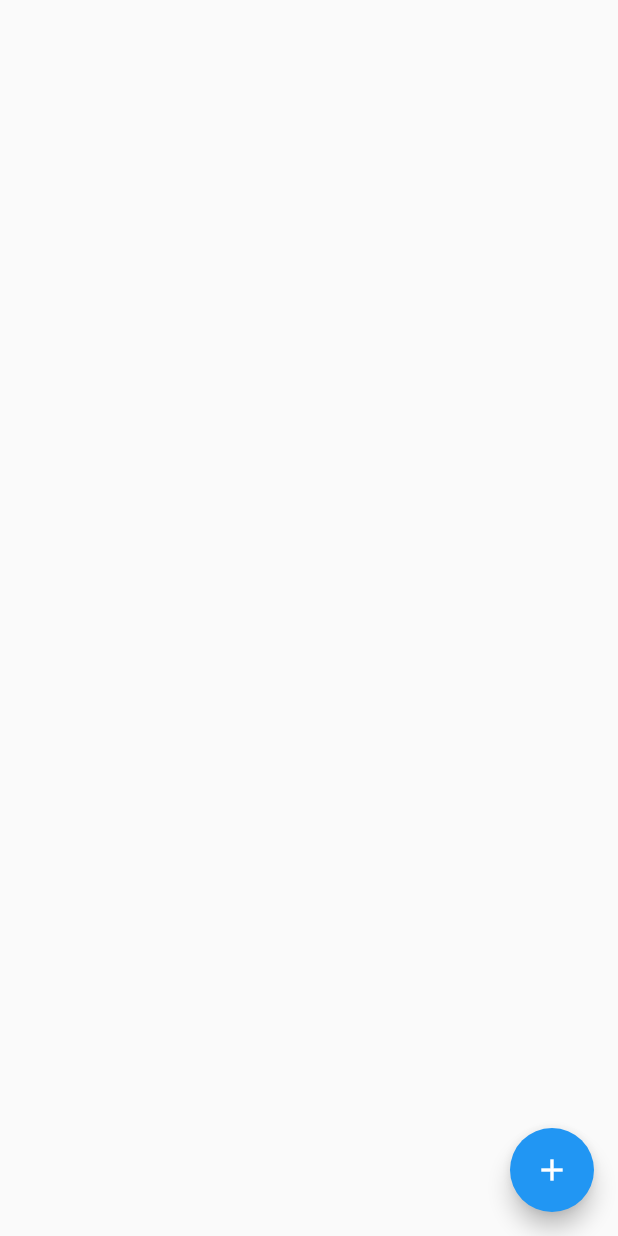
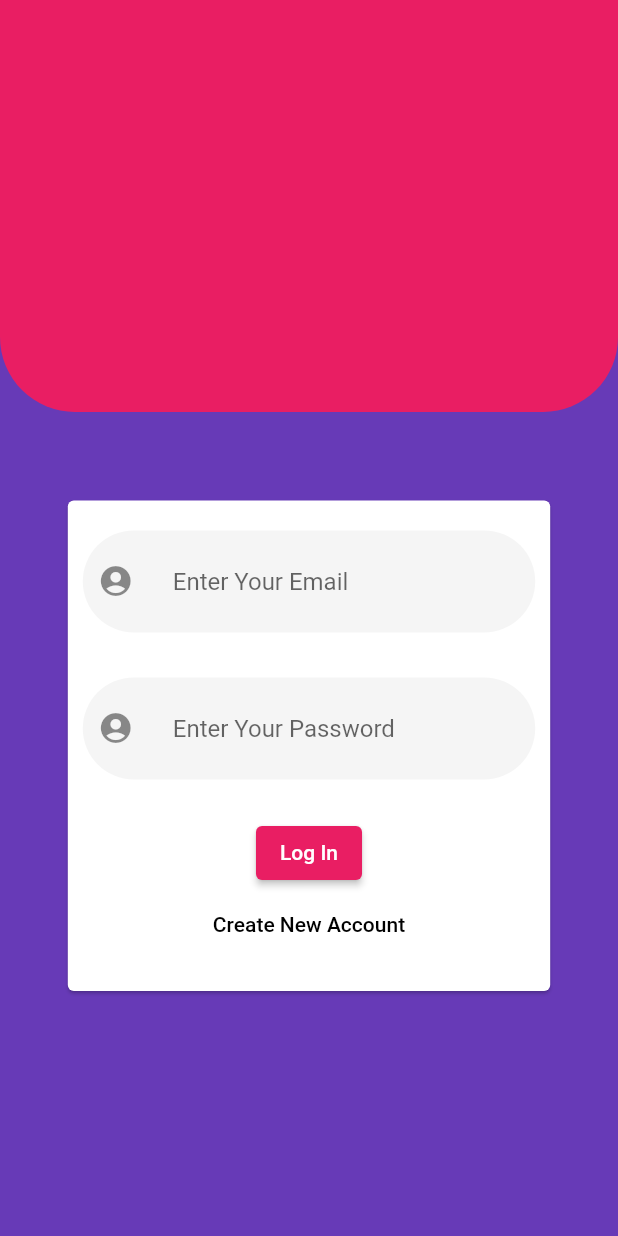
Before and after one commit to udscrick/chatterbox_flutter, a Flutter app: the screen it shows after launch, on a phone screen of 412 x 824 dp. Run offline on Flutter 3.47's test engine with Material 2 defaults, Android fonts, the phone set to English and light mode, and no system bars; our stand-ins replace cloud_firestore; accounts and stored records are empty.

Commit message:
Auth Screen Added

```diff
--- a/lib/main.dart
+++ b/lib/main.dart
@@ -1,3 +1,5 @@
+
+import 'package:flutter_complete_guide/screens/auth_screen.dart';
 
 import './screens/chat_screen.dart';
 import 'package:flutter/material.dart';
@@ -17,9 +19,17 @@ class MyApp extends StatelessWidget {
       title: 'Chatterbox',
       debugShowCheckedModeBanner: false,
       theme: ThemeData(
-        primarySwatch: Colors.blue,
+        primarySwatch: Colors.pink,
+        accentColor: Colors.deepPurple,
+        backgroundColor: Colors.pink,
+        accentColorBrightness: Brightness.dark,
+        buttonTheme: ButtonTheme.of(context).copyWith(
+          buttonColor: Colors.pink,
+          textTheme: ButtonTextTheme.primary,
+          shape: RoundedRectangleBorder(borderRadius: BorderRadius.circular(20))
+        )
       ),
-      home: ChatScreen(),
+      home: AuthScreen(),
     );
   }
 }
--- a/lib/screens/auth_screen.dart
+++ b/lib/screens/auth_screen.dart
@@ -0,0 +1,213 @@
+import 'package:flutter/material.dart';
+
+class AuthScreen extends StatefulWidget {
+  @override
+  _AuthScreenState createState() => _AuthScreenState();
+}
+
+class _AuthScreenState extends State<AuthScreen> with TickerProviderStateMixin {
+  String _email = '';
+  String _password = '';
+  String _confirmpassword = '';
+  String _username = '';
+  bool isSignIn = true;
+  TextEditingController _passwordcontroller;
+
+ final _formKey = GlobalKey<FormState>();
+
+
+@override
+  void initState() {
+    // TODO: implement initState
+    _passwordcontroller = TextEditingController();
+    super.initState();
+  }
+
+void _onClickSubmit(){
+var isValid = _formKey.currentState.validate();
+
+if(isValid){
+  _formKey.currentState.save();
+  FocusScope.of(context).unfocus();
+}
+}
+void _onClickSignUp(){
+  setState(() {
+      isSignIn = !isSignIn;
+    });
+}
+ @override
+  void dispose() {
+    // TODO: implement dispose
+    super.dispose();
+    // _controller.dispose();
+  }
+
+  @override
+  Widget build(BuildContext context) {
+    return Scaffold(
+      backgroundColor: Theme.of(context).accentColor,
+      body: LayoutBuilder(
+        builder:(ctx,constraints){ return SingleChildScrollView(
+          child: Column(
+            children: [
+              AnimatedContainer(
+                duration: Duration(milliseconds: 300),
+                curve: Curves.easeIn,
+                // height:isSignIn? MediaQuery.of(context).size.height / 3:MediaQuery.of(context).size.height / 5,
+                height:isSignIn? constraints.maxHeight / 3:constraints.maxHeight / 5,
+                width: double.infinity,
+                decoration: BoxDecoration(
+                  color: Theme.of(context).primaryColor,
+                    borderRadius: BorderRadius.only(
+                        bottomLeft: Radius.circular(50),
+                        bottomRight: Radius.circular(50))),
+              ),
+              Container(
+                width: double.infinity,
+                margin: EdgeInsets.symmetric(horizontal: constraints.maxWidth/10,vertical: constraints.maxHeight/15),
+
+                child: Card(
+                  child: AnimatedContainer(
+                    duration: Duration(milliseconds: 300),
+                curve: Curves.easeIn,
+                    padding: EdgeInsets.symmetric(horizontal: 10,vertical: 20),
+                    decoration: BoxDecoration(),
+                    child:
+                      Form(
+                         key: _formKey,
+                        child: Column(
+
+                        crossAxisAlignment: CrossAxisAlignment.center,
+                        children: [
+                          Container(
+                            padding: EdgeInsets.all(10),
+                            decoration: BoxDecoration(borderRadius: BorderRadius.circular(50),color: Colors.grey.shade100),
+                            child: TextFormField(
+                              key: ValueKey('email'),
+                              validator: (value){
+                                if(value.isEmpty||!value.contains('@')){
+                                  return 'Invalid Email';
+                                }
+                                return null;
+                              },
+                              keyboardType: TextInputType.emailAddress,
+                              decoration: InputDecoration(
+                                hintText: 'Enter Your Email',
+                                contentPadding: EdgeInsets.all(10),
+                                icon: Icon(Icons.account_circle),
+                                border: InputBorder.none
+                              ),
+                              onSaved: (value){
+                                _email = value;
+                              },
+                            ),
+                          ),
+                          SizedBox(height: 15,),
+                          if(!isSignIn)
+                           Container(
+                            padding: EdgeInsets.all(10),
+                            decoration: BoxDecoration(borderRadius: BorderRadius.circular(50),color: Colors.grey.shade100),
+                            child: TextFormField(
+                              key: ValueKey('username'),
+                              validator: (value){
+                                if(value.isEmpty||value.length<=5){
+                                  return 'Length of username is too short';
+                                }
+                                return null;
+                              },
+                              keyboardType: TextInputType.name,
+                              decoration: InputDecoration(
+                                hintText: 'Username',
+                                contentPadding: EdgeInsets.all(10),
+                                icon: Icon(Icons.face),
+                                border: InputBorder.none
+                              ),
+                              onSaved: (value){
+                                _username = value;
+                              },
+                            ),
+                          ),
+                          SizedBox(height: 15,),
+                          Container(
+                            padding: EdgeInsets.all(10),
+
+                            decoration: BoxDecoration(borderRadius: BorderRadius.circular(50),color: Colors.grey.shade100),
+                            child: TextFormField(
+                              key: ValueKey('password'),
+                              controller: _passwordcontroller,
+                              validator: (value){
+                                if(value.isEmpty||value.length<6){
+                                  return 'Password must be atleast 6 characters long';
+                                }
+                                return null;
+                              },
+                              keyboardType: TextInputType.visiblePassword,
+                              obscureText: true,
+                              decoration: InputDecoration(
+                                hintText: 'Enter Your Password',
+                                contentPadding: EdgeInsets.all(10),
+                                icon: Icon(Icons.account_circle),
+                                border: InputBorder.none
+                              ),
+                              onSaved: (value){
+                                _password = value;
+                              },
+                            ),
+                          ),
+                          SizedBox(height: 15),
+                          if(!isSignIn)
+
+                             AnimatedSize(
+  // If the widget is visible, animate to 0.0 (invisible).
+  // If the widget is hidden, animate to 1.0 (fully visible).
+ vsync: this,
+  duration: Duration(milliseconds: 150),
+  curve: Curves.fastOutSlowIn,
+
+                             child: Container(
+                              padding: EdgeInsets.all(10),
+                              decoration: BoxDecoration(borderRadius: BorderRadius.circular(50),color: Colors.grey.shade100),
+                              child: TextFormField(
+                                key: ValueKey('confirmpassword'),
+                               validator: (value){
+                                if(value.isEmpty||value.length<6){
+                                  return 'Password must be atleast 6 characters long';
+                                }
+                                else if(value!=_passwordcontroller.text){
+                                  return 'Passwords Do Not Match';
+                                }
+                                return null;
+                              },
+                                keyboardType: TextInputType.visiblePassword,
+                                obscureText: true,
+                                decoration: InputDecoration(
+                                  hintText: 'Reenter Password',
+                                  icon: Icon(Icons.lock),
+                                  contentPadding: EdgeInsets.all(10),
+                                  border: InputBorder.none
+                                ),
+                                onSaved: (value){
+                                _confirmpassword = value;
+                              },
+                              ),
+                          ),
+                           ),
+                          SizedBox(height: 10),
+                          ElevatedButton(onPressed: _onClickSubmit, child: isSignIn? Text('Log In'):Text('Sign Up')),
+                         isSignIn? FlatButton(onPressed: _onClickSignUp, child: Text('Create New Account')):FlatButton(onPressed: _onClickSignUp, child: Text('Sign In Instead'))
+                        ],
+                      ))
+                    ,
+                  ),
+                ),
+              ),
+
+            ],
+          ),
+        );
+        }
+      ),
+    );
+  }
+}
--- a/pubspec.yaml
+++ b/pubspec.yaml
@@ -14,12 +14,13 @@ description: A new Flutter project.
 version: 1.0.0+1
 
 environment:
-  sdk: ">=2.1.0 <3.0.0"
+  sdk: ">=2.3.0 <3.0.0"
 
 dependencies:
   flutter:
     sdk: flutter
   cloud_firestore: ^0.13.5
+  firebase_auth: ^0.16.1
 
   # The following adds the Cupertino Icons font to your application.
   # Use with the CupertinoIcons class for iOS style icons.
```
Also changed, not shown: pubspec.lock.
